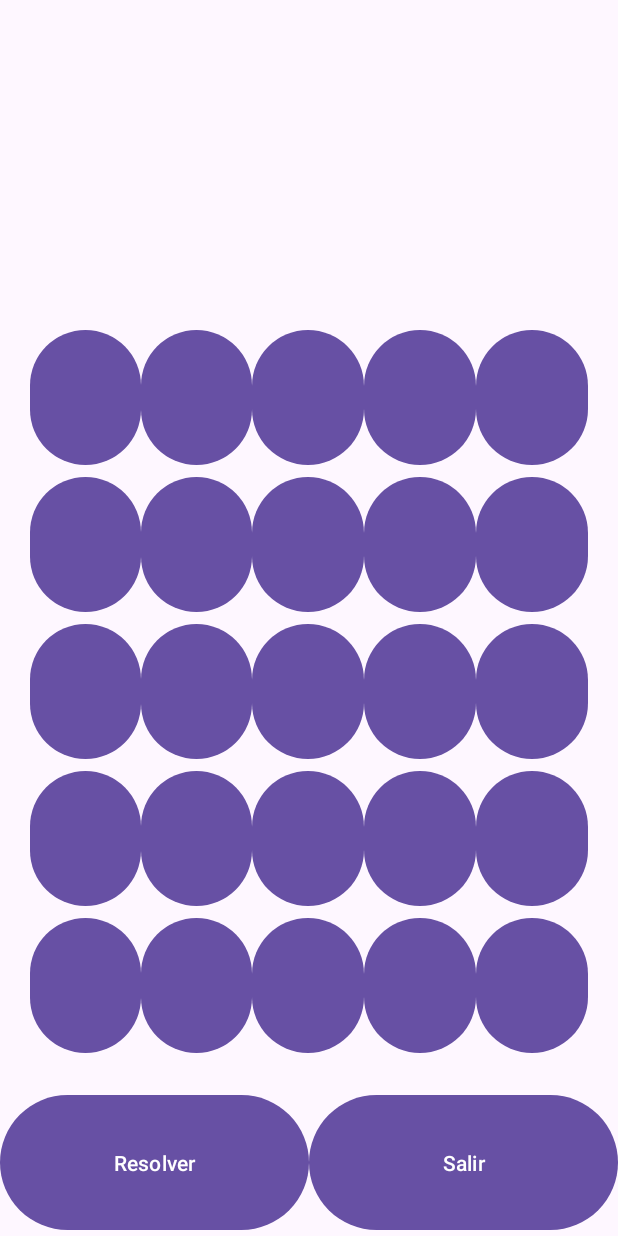
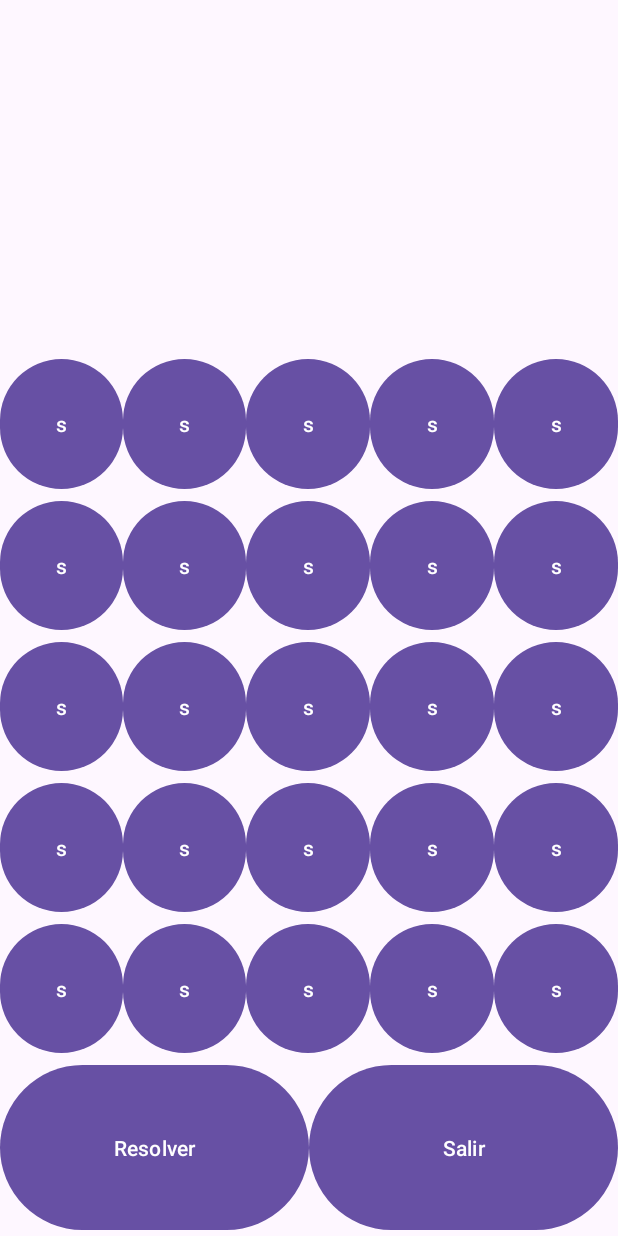
Before and after one commit to Raul-Leiva/JuegoTesoro, an Android app: the layout activity_jugar.xml on its own in the app's theme, with its tools: preview values and no code run, on a phone screen of 412 x 824 dp. Run offline under Robolectric (Android 15) with nearby library versions, the phone set to English and light mode, and no system bars; Roboto replaces fonts that are not available here.

Commit message:
intento de enlanzar array

```diff
--- a/app/src/main/java/com/fsg/juegotesoro/JugarActivity.kt
+++ b/app/src/main/java/com/fsg/juegotesoro/JugarActivity.kt
@@ -2,51 +2,40 @@ package com.fsg.juegotesoro
 
 import android.os.Bundle
 import android.view.View
+import android.widget.Button
+import android.widget.LinearLayout
 import android.widget.TextView
 import androidx.appcompat.app.AppCompatActivity
-import java.util.Scanner
-import kotlin.random.Random
+import androidx.core.view.iterator
 
 
 abstract class JugarActivity : AppCompatActivity() {
-    var lector = Scanner(System.`in`)
-    val VACIO = 'V'
-    val TESORO = '€'
-    val MINA = '#'
-    val SELECCIONADO = 'S'
 
-    val NUMERO_CASILLAS = 5
-    lateinit var tablero: Array<CharArray>
+    private var boton = Button(this)
+
     override fun onCreate(savedInstanceState: Bundle?) {
         super.onCreate(savedInstanceState)
         setContentView(R.layout.activity_jugar)
-        var nombre = intent.getStringExtra("Jugar").toString()
 
-        if (nombre != null) {
-            var textViewNombre: TextView = findViewById(R.id.textViewNombre)
-            textViewNombre.text = "Bienvenido al juego " + nombre
-        }
+        val nombre = intent.getStringExtra("Jugar").toString()
+        val layoutBotones: LinearLayout = findViewById(R.id.layoutBotones)
 
-                var colocado = false;
-                do{
-                    var fila = Random(NUMERO_CASILLAS);
-                    var columna = Random(NUMERO_CASILLAS);
-                    if (tablero[fila.nextInt()][columna.nextInt()] == VACIO){
-                      //  tablero[fila.nextInt()][columna.nextInt()] = elemento
-                        colocado = true;
-                    }
-                } while (!colocado);
+        val textViewNombre: TextView = findViewById(R.id.textViewNombre)
+        textViewNombre.text = "Bienvenido al juego " + nombre
 
-           /*     for (fila in 0 && fila<NUMERO_CASILLAS && fila+1){
-            for (int columna = 0; columna < NUMERO_CASILLAS; columna++){
-            tablero[fila][columna] = VACIO;
-        }
-        } */
+
+        val listaBotones = ArrayList<Button>()
+            for (i in 1..25) {
+                boton.text = ""
+                listaBotones.add(boton)
+            }
 
     }
-    fun botonCasilla(view: View){
 
+    fun botonCasilla(view: View) {
+        boton.text = "S"
     }
+
     fun botonSalir(view: View) {
         finish()
     }
--- a/app/src/main/java/com/fsg/juegotesoro/MainActivity.kt
+++ b/app/src/main/java/com/fsg/juegotesoro/MainActivity.kt
@@ -5,7 +5,6 @@ import androidx.appcompat.app.AppCompatActivity
 import android.os.Bundle
 import android.view.View
 import android.widget.EditText
-import androidx.activity.result.contract.ActivityResultContracts
 
 class MainActivity : AppCompatActivity() {
     override fun onCreate(savedInstanceState: Bundle?) {
@@ -14,9 +13,9 @@ class MainActivity : AppCompatActivity() {
     }
 
     fun botonJugar(view: View) {
-        var nombre: EditText = findViewById(R.id.editTextNombre)
+        val nombre: EditText = findViewById(R.id.editTextNombre)
 
-        var jugar = Intent(this, JugarActivity::class.java)
+        val jugar = Intent(this, JugarActivity::class.java)
 
         jugar.putExtra("Jugar", nombre.text.toString())
         startActivity(jugar)
--- a/app/src/main/res/layout/activity_jugar.xml
+++ b/app/src/main/res/layout/activity_jugar.xml
@@ -10,7 +10,7 @@
     <LinearLayout
         android:layout_width="match_parent"
         android:layout_height="0dp"
-        android:layout_weight="2"
+        android:layout_weight="1"
         android:orientation="horizontal">
 
         <TextView
@@ -20,240 +20,261 @@
             android:layout_weight="2"
             android:textAlignment="center"
             android:textSize="50sp" />
+
+    </LinearLayout>
+
+    <LinearLayout
+        android:id="@+id/layoutBotones"
+        android:layout_width="match_parent"
+        android:layout_height="0dp"
+        android:layout_weight="2"
+        android:orientation="vertical">
+
+        <TableRow
+            android:id="@+id/layoutBotones1"
+            android:layout_width="match_parent"
+            android:layout_height="match_parent"
+            android:layout_weight="0.6">
+
+            <Button
+                android:id="@+id/boton40"
+                android:layout_width="0dp"
+                android:layout_height="match_parent"
+                android:layout_weight="1"
+                android:onClick="botonCasilla"
+                android:text="s" />
+
+            <Button
+                android:id="@+id/boton41"
+                android:layout_width="0dp"
+                android:layout_height="match_parent"
+                android:layout_weight="1"
+                android:onClick="botonCasilla"
+                android:text="s" />
+
+            <Button
+                android:id="@+id/boton42"
+                android:layout_width="0dp"
+                android:layout_height="match_parent"
+                android:layout_weight="1"
+                android:onClick="botonCasilla"
+                android:text="s" />
+
+            <Button
+                android:id="@+id/boton43"
+                android:layout_width="0dp"
+                android:layout_height="match_parent"
+                android:layout_weight="1"
+                android:onClick="botonCasilla"
+                android:text="s" />
+
+            <Button
+                android:id="@+id/boton44"
+                android:layout_width="0dp"
+                android:layout_height="match_parent"
+                android:layout_weight="1"
+                android:onClick="botonCasilla"
+                android:text="s" />
+
+        </TableRow>
+
+        <TableRow
+            android:id="@+id/layoutBotones2"
+            android:layout_width="match_parent"
+            android:layout_height="match_parent"
+            android:layout_weight="0.6">
+
+            <Button
+                android:id="@+id/boton30"
+                android:layout_width="0dp"
+                android:layout_height="match_parent"
+                android:layout_weight="1"
+                android:onClick="botonCasilla"
+                android:text="s" />
+
+            <Button
+                android:id="@+id/boton31"
+                android:layout_width="0dp"
+                android:layout_height="match_parent"
+                android:layout_weight="1"
+                android:onClick="botonCasilla"
+                android:text="s" />
+
+            <Button
+                android:id="@+id/boton32"
+                android:layout_width="0dp"
+                android:layout_height="match_parent"
+                android:layout_weight="1"
+                android:onClick="botonCasilla"
+                android:text="s" />
+
+            <Button
+                android:id="@+id/boton33"
+                android:layout_width="0dp"
+                android:layout_height="match_parent"
+                android:layout_weight="1"
+                android:onClick="botonCasilla"
+                android:text="s" />
+
+            <Button
+                android:id="@+id/boton34"
+                android:layout_width="0dp"
+                android:layout_height="match_parent"
+                android:layout_weight="1"
+                android:onClick="botonCasilla"
+                android:text="s" />
+
+        </TableRow>
+
+        <TableRow
+            android:id="@+id/layoutBotones3"
+            android:layout_width="match_parent"
+            android:layout_height="match_parent"
+            android:layout_weight="0.6">
+
+            <Button
+                android:id="@+id/boton20"
+                android:layout_width="0dp"
+                android:layout_height="match_parent"
+                android:layout_weight="1"
+                android:onClick="botonCasilla"
+                android:text="s" />
+
+            <Button
+                android:id="@+id/boton21"
+                android:layout_width="0dp"
+                android:layout_height="match_parent"
+                android:layout_weight="1"
+                android:onClick="botonCasilla"
+                android:text="s" />
+
+            <Button
+                android:id="@+id/boton22"
+                android:layout_width="0dp"
+                android:layout_height="match_parent"
+                android:layout_weight="1"
+                android:onClick="botonCasilla"
+                android:text="s" />
+
+            <Button
+                android:id="@+id/boton23"
+                android:layout_width="0dp"
+                android:layout_height="match_parent"
+                android:layout_weight="1"
+                android:onClick="botonCasilla"
+                android:text="s" />
+
+            <Button
+                android:id="@+id/boton24"
+                android:layout_width="0dp"
+                android:layout_height="match_parent"
+                android:layout_weight="1"
+                android:onClick="botonCasilla"
+                android:text="s" />
+
+        </TableRow>
+
+        <TableRow
+            android:id="@+id/layoutBotones4"
+            android:layout_width="match_parent"
+            android:layout_height="match_parent"
+            android:layout_weight="0.6">
+
+            <Button
+                android:id="@+id/boton10"
+                android:layout_width="0dp"
+                android:layout_height="match_parent"
+                android:layout_weight="1"
+                android:onClick="botonCasilla"
+                android:text="s" />
+
+            <Button
+                android:id="@+id/boton11"
+                android:layout_width="0dp"
+                android:layout_height="match_parent"
+                android:layout_weight="1"
+                android:onClick="botonCasilla"
+                android:text="s" />
+
+            <Button
+                android:id="@+id/boton12"
+                android:layout_width="0dp"
+                android:layout_height="match_parent"
+                android:layout_weight="1"
+                android:onClick="botonCasilla"
+                android:text="s" />
+
+            <Button
+                android:id="@+id/boton13"
+                android:layout_width="0dp"
+                android:layout_height="match_parent"
+                android:layout_weight="1"
+                android:onClick="botonCasilla"
+                android:text="s" />
+
+            <Button
+                android:id="@+id/boton14"
+                android:layout_width="0dp"
+                android:layout_height="match_parent"
+                android:layout_weight="1"
+                android:onClick="botonCasilla"
+                android:text="s" />
+
+        </TableRow>
+
+        <TableRow
+            android:id="@+id/layoutBotones5"
+            android:layout_width="match_parent"
+            android:layout_height="match_parent"
+            android:layout_weight="0.6">
+
+            <Button
+                android:id="@+id/boton00"
+                android:layout_width="0dp"
+                android:layout_height="match_parent"
+                android:layout_weight="1"
+                android:onClick="botonCasilla"
+                android:text="s" />
+
+            <Button
+                android:id="@+id/boton01"
+                android:layout_width="0dp"
+                android:layout_height="match_parent"
+                android:layout_weight="1"
+                android:onClick="botonCasilla"
+                android:text="s" />
+
+            <Button
+                android:id="@+id/boton02"
+                android:layout_width="0dp"
+                android:layout_height="match_parent"
+                android:layout_weight="1"
+                android:onClick="botonCasilla"
+                android:text="s" />
+
+            <Button
+                android:id="@+id/boton03"
+                android:layout_width="0dp"
+                android:layout_height="match_parent"
+                android:layout_weight="1"
+                android:onClick="botonCasilla"
+                android:text="s" />
+
+            <Button
+                android:id="@+id/boton04"
+                android:layout_width="0dp"
+                android:layout_height="match_parent"
+                android:layout_weight="1"
+                android:onClick="botonCasilla"
+                android:text="s" />
+
+        </TableRow>
     </LinearLayout>
 
     <LinearLayout
         android:layout_width="match_parent"
         android:layout_height="0dp"
-        android:layout_marginLeft="20dp"
-        android:layout_marginTop="20dp"
-        android:layout_marginRight="20dp"
-        android:layout_weight="1"
-        android:orientation="horizontal">
-
-        <Button
-            android:id="@+id/button0.0"
-            android:layout_width="0dp"
-            android:layout_height="match_parent"
-            android:layout_weight="2"
-            android:onClick="botonCasilla"
-            android:textAlignment="center" />
-
-        <Button
-            android:id="@+id/button0.1"
-            android:layout_width="0dp"
-            android:layout_height="match_parent"
-            android:layout_weight="2"
-            android:onClick="botonCasilla"
-            android:textAlignment="center" />
-
-        <Button
-            android:id="@+id/button0.2"
-            android:layout_width="0dp"
-            android:layout_height="match_parent"
-            android:layout_weight="2"
-            android:onClick="botonCasilla"
-            android:textAlignment="center" />
-
-        <Button
-            android:id="@+id/button0.3"
-            android:layout_width="0dp"
-            android:layout_height="match_parent"
-            android:layout_weight="2"
-            android:onClick="botonCasilla"
-            android:textAlignment="center" />
-
-        <Button
-            android:id="@+id/button0.4"
-            android:layout_width="0dp"
-            android:layout_height="match_parent"
-            android:layout_weight="2"
-            android:onClick="botonCasilla"
-            android:textAlignment="center" />
-
-    </LinearLayout>
-
-    <LinearLayout
-        android:layout_width="match_parent"
-        android:layout_height="0dp"
-        android:layout_marginLeft="20dp"
-        android:layout_marginRight="20dp"
-        android:layout_weight="1"
-        android:orientation="horizontal">
-
-        <Button
-            android:id="@+id/button1.0"
-            android:layout_width="0dp"
-            android:layout_height="match_parent"
-            android:layout_weight="1"
-            android:onClick="botonCasilla" />
-
-        <Button
-            android:id="@+id/button1.1"
-            android:layout_width="0dp"
-            android:layout_height="match_parent"
-            android:layout_weight="1"
-            android:onClick="botonCasilla" />
-
-        <Button
-            android:id="@+id/button1.2"
-            android:layout_width="0dp"
-            android:layout_height="match_parent"
-            android:layout_weight="1"
-            android:onClick="botonCasilla" />
-
-        <Button
-            android:id="@+id/button1.3"
-            android:layout_width="0dp"
-            android:layout_height="match_parent"
-            android:layout_weight="1"
-            android:onClick="botonCasilla" />
-
-        <Button
-            android:id="@+id/button1.4"
-            android:layout_width="0dp"
-            android:layout_height="match_parent"
-            android:layout_weight="1"
-            android:onClick="botonCasilla" />
-    </LinearLayout>
-
-    <LinearLayout
-        android:layout_width="match_parent"
-        android:layout_height="0dp"
-        android:layout_marginLeft="20dp"
-        android:layout_marginRight="20dp"
-        android:layout_weight="1"
-        android:orientation="horizontal">
-
-        <Button
-            android:id="@+id/button2.0"
-            android:layout_width="0dp"
-            android:layout_height="match_parent"
-            android:layout_weight="2"
-            android:onClick="botonCasilla" />
-
-        <Button
-            android:id="@+id/button2.1"
-            android:layout_width="0dp"
-            android:layout_height="match_parent"
-            android:layout_weight="2"
-            android:onClick="botonCasilla" />
-
-        <Button
-            android:id="@+id/button2.2"
-            android:layout_width="0dp"
-            android:layout_height="match_parent"
-            android:layout_weight="2"
-            android:onClick="botonCasilla" />
-
-        <Button
-            android:id="@+id/button2.3"
-            android:layout_width="0dp"
-            android:layout_height="match_parent"
-            android:layout_weight="2"
-            android:onClick="botonCasilla" />
-
-        <Button
-            android:id="@+id/button2.4"
-            android:layout_width="0dp"
-            android:layout_height="match_parent"
-            android:layout_weight="2"
-            android:onClick="botonCasilla" />
-    </LinearLayout>
-
-    <LinearLayout
-        android:layout_width="match_parent"
-        android:layout_height="0dp"
-        android:layout_marginLeft="20dp"
-        android:layout_marginRight="20dp"
-        android:layout_weight="1"
-        android:orientation="horizontal">
-
-        <Button
-            android:id="@+id/button3.0"
-            android:layout_width="0dp"
-            android:layout_height="match_parent"
-            android:layout_weight="1"
-            android:onClick="botonCasilla" />
-
-        <Button
-            android:id="@+id/button3.1"
-            android:layout_width="0dp"
-            android:layout_height="match_parent"
-            android:layout_weight="1"
-            android:onClick="botonCasilla" />
-
-        <Button
-            android:id="@+id/button3.2"
-            android:layout_width="0dp"
-            android:layout_height="match_parent"
-            android:layout_weight="1"
-            android:onClick="botonCasilla" />
-
-        <Button
-            android:id="@+id/button3.3"
-            android:layout_width="0dp"
-            android:layout_height="match_parent"
-            android:layout_weight="1"
-            android:onClick="botonCasilla" />
-
-        <Button
-            android:id="@+id/button3.4"
-            android:layout_width="0dp"
-            android:layout_height="match_parent"
-            android:layout_weight="1"
-            android:onClick="botonCasilla" />
-    </LinearLayout>
-
-    <LinearLayout
-        android:layout_width="match_parent"
-        android:layout_height="0dp"
-        android:layout_marginLeft="20dp"
-        android:layout_marginRight="20dp"
-        android:layout_marginBottom="20dp"
-        android:layout_weight="1"
-        android:orientation="horizontal">
-
-        <Button
-            android:id="@+id/button4.0"
-            android:layout_width="0dp"
-            android:layout_height="match_parent"
-            android:layout_weight="1"
-            android:onClick="botonCasilla" />
-
-        <Button
-            android:id="@+id/button4.1"
-            android:layout_width="0dp"
-            android:layout_height="match_parent"
-            android:layout_weight="1"
-            android:onClick="botonCasilla" />
-
-        <Button
-            android:id="@+id/button4.2"
-            android:layout_width="0dp"
-            android:layout_height="match_parent"
-            android:layout_weight="1"
-            android:onClick="botonCasilla" />
-
-        <Button
-            android:id="@+id/button4.3"
-            android:layout_width="0dp"
-            android:layout_height="match_parent"
-            android:layout_weight="1"
-            android:onClick="botonCasilla" />
-
-        <Button
-            android:id="@+id/button4.4"
-            android:layout_width="0dp"
-            android:layout_height="match_parent"
-            android:layout_weight="1"
-            android:onClick="botonCasilla" />
-    </LinearLayout>
-
-    <LinearLayout
-        android:layout_width="match_parent"
-        android:layout_height="0dp"
-        android:layout_weight="1"
+        android:layout_weight="0.5"
         android:orientation="horizontal">
 
         <Button
@@ -270,5 +291,7 @@
             android:layout_weight="1"
             android:onClick="botonSalir"
             android:text="Salir" />
+
     </LinearLayout>
+
 </LinearLayout>
```
